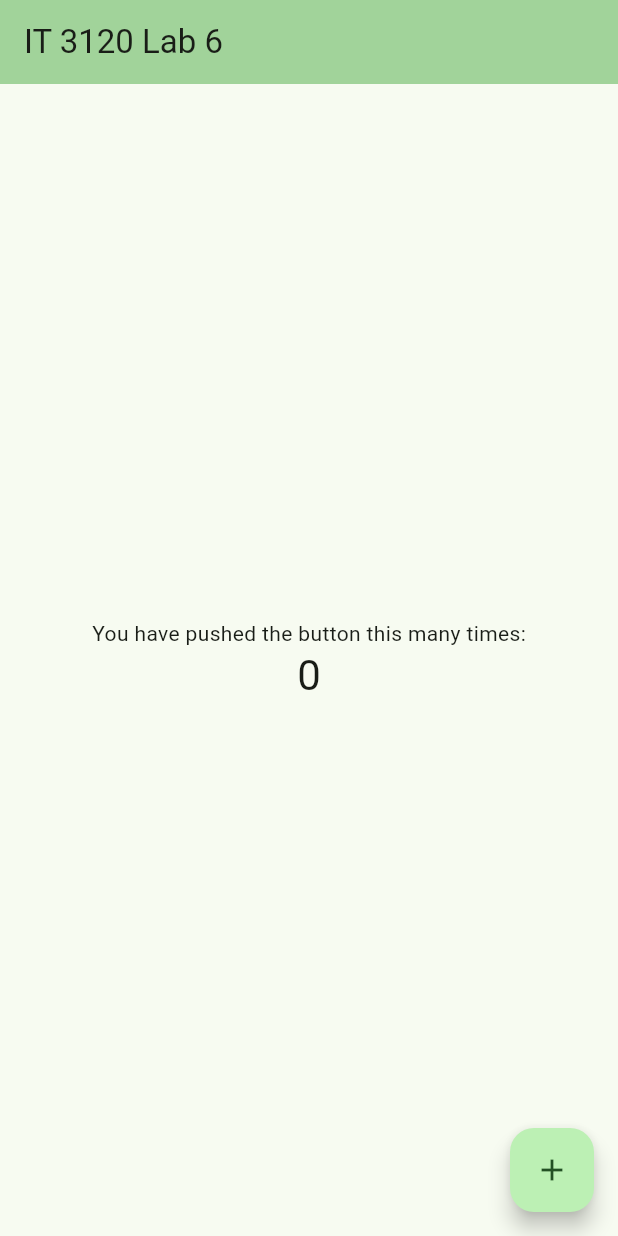
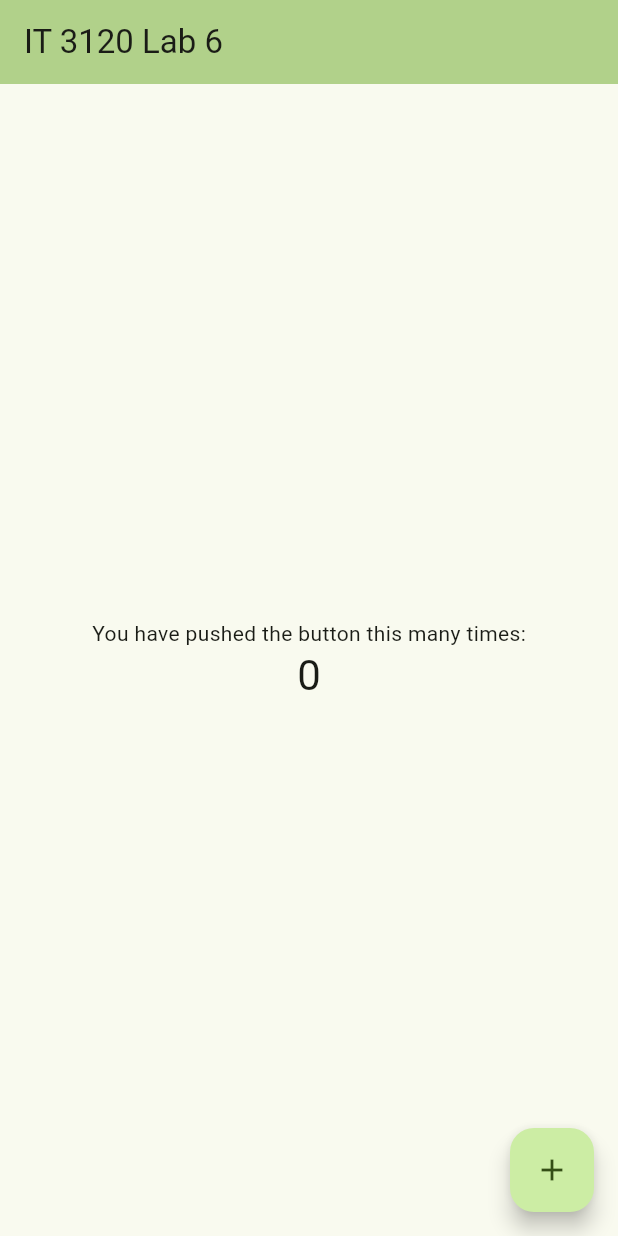
Before and after one commit to roces123/it3120-lab6, a Flutter app: the screen it shows after launch, on a phone screen of 412 x 824 dp. Run offline on Flutter 3.47's test engine with Material 3 defaults, Android fonts, the phone set to English and light mode, and no system bars.

Commit message:
Changing Color

```diff
--- a/lib/main.dart
+++ b/lib/main.dart
@@ -28,7 +28,7 @@ class MyApp extends StatelessWidget {
         //
         // This works for code too, not just values: Most code changes can be
         // tested with just a hot reload.
-        colorScheme: ColorScheme.fromSeed(seedColor: Colors.green),
+        colorScheme: ColorScheme.fromSeed(seedColor: Colors.lightGreen),
       ),
       home: const MyHomePage(title: 'IT 3120 Lab 6'),
     );
```
